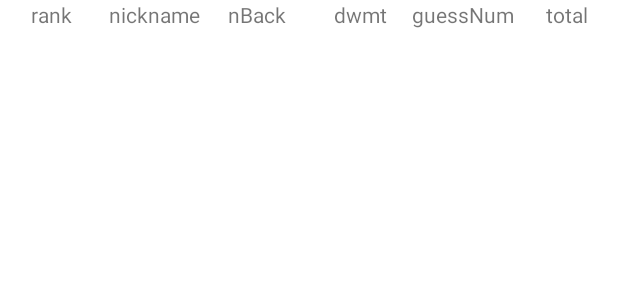
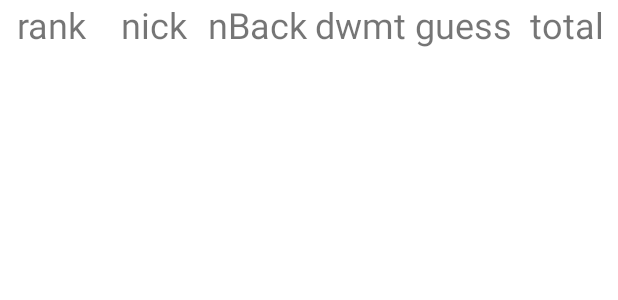
Before and after one commit to Android-app-development-team-project/Test_in_my_head, an Android app: the layout listitem.xml on its own in the app's theme, with its tools: preview values and no code run, on a phone screen of 412 x 824 dp. Shown: the top 300 px of the screen. Run offline under Robolectric (Android 15) with nearby library versions, the phone set to English and light mode, and no system bars.

Commit message:
'랭크기능구현'

```diff
--- a/app/src/main/java/com/example/a_test_in_my_head/LoginActivity.java
+++ b/app/src/main/java/com/example/a_test_in_my_head/LoginActivity.java
@@ -69,11 +69,7 @@ public class LoginActivity extends AppCompatActivity {
             switch (resResult[0]){
                 case "Login success":
                     Intent intent = getIntent();
-                    intent.putExtra("user", new User(resResult[1],
-                                            Integer.parseInt(resResult[2]),
-                                            Integer.parseInt(resResult[3]),
-                                            Integer.parseInt(resResult[4]),
-                                            Integer.parseInt(resResult[5])));
+                    intent.putExtra("user", new User(resResult[1], resResult[2], resResult[3],resResult[4],resResult[5]));
                     finish();
                     break;
                 case "Login id fail":
--- a/app/src/main/java/com/example/a_test_in_my_head/MainActivity.java
+++ b/app/src/main/java/com/example/a_test_in_my_head/MainActivity.java
@@ -45,7 +45,7 @@ public class MainActivity extends AppCompatActivity {
     protected void onCreate(Bundle savedInstanceState) {
         super.onCreate(savedInstanceState);
 
-        user = new User("public", 0,0,0,0);
+        user = new User("public", "0","0","0","0");
 
         Intent loginIntent = new Intent(MainActivity.this, LoginActivity.class);
         startActivity(loginIntent);
@@ -134,7 +134,6 @@ public class MainActivity extends AppCompatActivity {
         Intent intent3 = new Intent(MainActivity.this, RankActivity.class);
         intent3.putExtra("user", user);
         startActivity(intent3);
-        finish();
     }
     public void consolUser(){
         Log.i("", user.getNickname());
--- a/app/src/main/res/layout/activity_rank.xml
+++ b/app/src/main/res/layout/activity_rank.xml
@@ -9,5 +9,5 @@
     <ListView
         android:id="@+id/listView"
         android:layout_width="match_parent"
-        android:layout_height="match_parent" />
+        android:layout_height="wrap_content" />
 </RelativeLayout>
--- a/app/src/main/res/layout/listitem.xml
+++ b/app/src/main/res/layout/listitem.xml
@@ -10,7 +10,8 @@
         android:layout_height="wrap_content"
         android:layout_weight="1"
         android:gravity="center"
-        android:text="rank" />
+        android:text="rank"
+        android:textSize="24sp" />
 
     <TextView
         android:id="@+id/nickname"
@@ -18,7 +19,8 @@
         android:layout_height="wrap_content"
         android:layout_weight="1"
         android:gravity="center"
-        android:text="nickname" />
+        android:text="nick"
+        android:textSize="24sp" />
 
     <TextView
         android:id="@+id/nBackScore"
@@ -26,7 +28,8 @@
         android:layout_height="wrap_content"
         android:layout_weight="1"
         android:gravity="center"
-        android:text="nBack" />
+        android:text="nBack"
+        android:textSize="24sp" />
 
     <TextView
         android:id="@+id/dwmtScore"
@@ -34,7 +37,8 @@
         android:layout_height="wrap_content"
         android:layout_weight="1"
         android:gravity="center"
-        android:text="dwmt" />
+        android:text="dwmt"
+        android:textSize="24sp" />
 
     <TextView
         android:id="@+id/guessNumScore"
@@ -42,8 +46,8 @@
         android:layout_height="wrap_content"
         android:layout_weight="1"
         android:gravity="center"
-        android:text="guessNum"
-        android:textSize="14sp" />
+        android:text="guess"
+        android:textSize="24sp" />
 
     <TextView
         android:id="@+id/totalScore"
@@ -51,5 +55,6 @@
         android:layout_height="wrap_content"
         android:layout_weight="1"
         android:gravity="center"
-        android:text="total" />
+        android:text="total"
+        android:textSize="24sp" />
 </LinearLayout>
```
Also changed, not shown: app/src/main/java/com/example/a_test_in_my_head/RankActivity.java (+71 -15 lines), app/src/main/java/com/example/a_test_in_my_head/User.java (+13 -22 lines).
